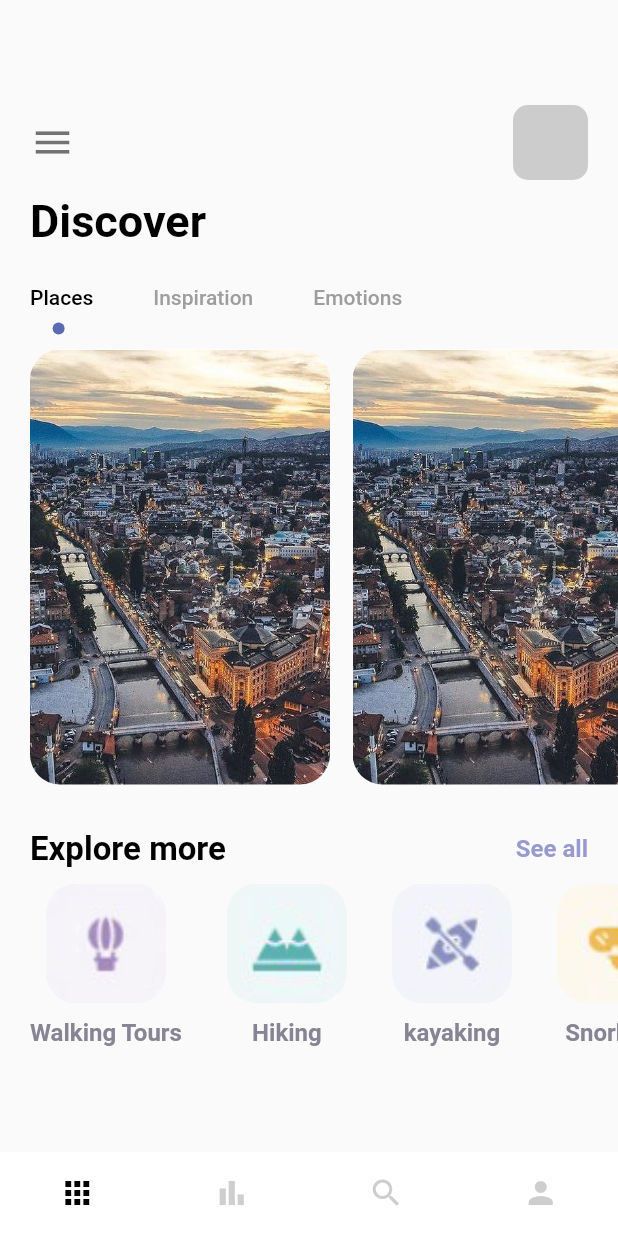
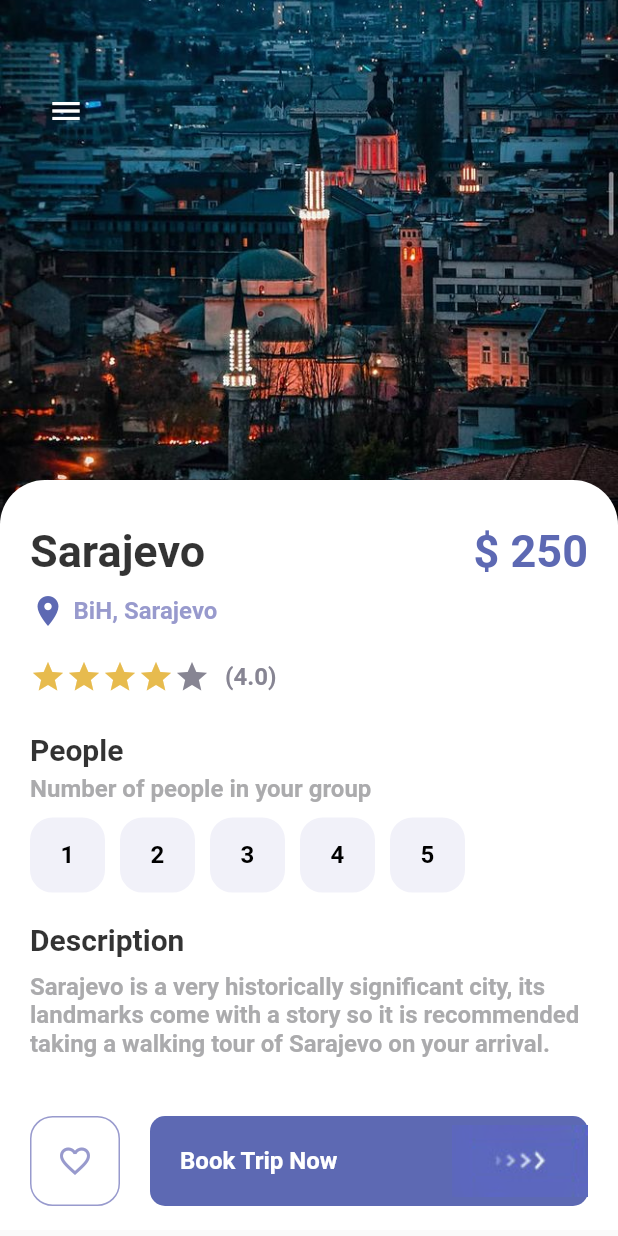
Before and after one commit to taydinadnan/cubitstate, a Flutter app: the screen it shows after launch, on a phone screen of 412 x 824 dp. Run offline on Flutter 3.47's test engine with Material 2 defaults, Android fonts, the phone set to English and light mode, and no system bars.

Commit message:
App Design done,

```diff
--- a/lib/main.dart
+++ b/lib/main.dart
@@ -1,5 +1,7 @@
-import 'package:cubitstate/nav_pages/main_page.dart';
+import 'package:cubitstate/pages/detail_page.dart';
 import 'package:flutter/material.dart';
+
+import 'pages/nav_pages/main_page.dart';
 
 void main() {
   runApp(const MyApp());
@@ -14,18 +16,9 @@ class MyApp extends StatelessWidget {
     return MaterialApp(
       title: 'Flutter Demo',
       theme: ThemeData(
-        // This is the theme of your application.
-        //
-        // Try running your application with "flutter run". You'll see the
-        // application has a blue toolbar. Then, without quitting the app, try
-        // changing the primarySwatch below to Colors.green and then invoke
-        // "hot reload" (press "r" in the console where you ran "flutter run",
-        // or simply save your changes to "hot reload" in a Flutter IDE).
-        // Notice that the counter didn't reset back to zero; the application
-        // is not restarted.
         primarySwatch: Colors.blue,
       ),
-      home: MainPage(),
+      home: DetailedPage(),
     );
   }
 }
--- /dev/null
+++ b/lib/pages/detail_page.dart
@@ -0,0 +1,188 @@
+import 'package:cubitstate/colors.dart';
+import 'package:cubitstate/widgets/app_buttons.dart';
+import 'package:cubitstate/widgets/app_large_text.dart';
+import 'package:cubitstate/widgets/app_text.dart';
+import 'package:cubitstate/widgets/responsive_button.dart';
+import 'package:flutter/material.dart';
+
+class DetailedPage extends StatefulWidget {
+  DetailedPage({Key? key}) : super(key: key);
+
+  @override
+  _DetailedPageState createState() => _DetailedPageState();
+}
+
+class _DetailedPageState extends State<DetailedPage> {
+  int gottonStars = 4;
+  int selectedIndex = -1;
+  @override
+  Widget build(BuildContext context) {
+    return Scaffold(
+      body: Container(
+        width: double.maxFinite,
+        height: double.maxFinite,
+        child: Stack(
+          children: [
+            Positioned(
+              child: Container(
+                width: double.maxFinite,
+                height: 350,
+                decoration: const BoxDecoration(
+                  image: DecorationImage(
+                    fit: BoxFit.cover,
+                    image: AssetImage('images/sarajevo.jpg'),
+                  ),
+                ),
+              ),
+            ),
+            Positioned(
+              left: 20,
+              top: 50,
+              child: Row(
+                children: [
+                  IconButton(
+                    onPressed: () {},
+                    icon: const Icon(Icons.menu),
+                    color: Colors.white,
+                  ),
+                ],
+              ),
+            ),
+            Positioned(
+              top: 320,
+              child: Container(
+                padding: const EdgeInsets.only(left: 20, right: 20, top: 30),
+                width: MediaQuery.of(context).size.width,
+                height: 500,
+                decoration: const BoxDecoration(
+                  color: Colors.white,
+                  borderRadius: BorderRadius.only(
+                    topRight: Radius.circular(30),
+                    topLeft: Radius.circular(30),
+                  ),
+                ),
+                child: Column(
+                  crossAxisAlignment: CrossAxisAlignment.start,
+                  children: [
+                    Row(
+                      mainAxisAlignment: MainAxisAlignment.spaceBetween,
+                      children: [
+                        AppLargeText(
+                            text: 'Sarajevo',
+                            color: Colors.black.withOpacity(0.8)),
+                        AppLargeText(
+                            text: '\$ 250', color: AppColors.mainColor),
+                      ],
+                    ),
+                    const SizedBox(height: 10),
+                    Row(
+                      children: [
+                        Icon(Icons.location_on, color: AppColors.mainColor),
+                        const SizedBox(width: 5),
+                        AppText(
+                            text: 'BiH, Sarajevo', color: AppColors.textColor1)
+                      ],
+                    ),
+                    const SizedBox(height: 20),
+                    Row(
+                      children: [
+                        Wrap(
+                          children: List.generate(
+                            5,
+                            (index) {
+                              return Icon(Icons.star,
+                                  color: index < gottonStars
+                                      ? AppColors.starColor
+                                      : AppColors.textColor2);
+                            },
+                          ),
+                        ),
+                        const SizedBox(
+                          width: 10,
+                        ),
+                        AppText(text: '(4.0)', color: AppColors.textColor2),
+                      ],
+                    ),
+                    const SizedBox(height: 25),
+                    AppLargeText(
+                      text: 'People',
+                      color: Colors.black.withOpacity(0.8),
+                      size: 20,
+                    ),
+                    const SizedBox(height: 5),
+                    AppText(
+                      text: 'Number of people in your group',
+                      color: AppColors.mainTextColor,
+                    ),
+                    const SizedBox(height: 10),
+                    Wrap(
+                      children: List.generate(
+                        5,
+                        (index) {
+                          return InkWell(
+                            onTap: () {
+                              setState(() {
+                                selectedIndex = index;
+                              });
+                            },
+                            child: Container(
+                              margin: const EdgeInsets.only(right: 10),
+                              child: AppButton(
+                                backgroundColor: selectedIndex == index
+                                    ? Colors.black
+                                    : AppColors.buttonBackground,
+                                borderColor: selectedIndex == index
+                                    ? Colors.black
+                                    : AppColors.buttonBackground,
+                                color: selectedIndex == index
+                                    ? Colors.white
+                                    : Colors.black,
+                                size: 50,
+                                text: (index + 1).toString(),
+                              ),
+                            ),
+                          );
+                        },
+                      ),
+                    ),
+                    const SizedBox(height: 20),
+                    AppLargeText(
+                        text: 'Description',
+                        color: Colors.black.withOpacity(0.8),
+                        size: 20),
+                    const SizedBox(height: 10),
+                    AppText(
+                      text:
+                          'Sarajevo is a very historically significant city, its landmarks come with a story so it is recommended taking a walking tour of Sarajevo on your arrival.',
+                      color: AppColors.mainTextColor,
+                    ),
+                  ],
+                ),
+              ),
+            ),
+            Positioned(
+                bottom: 20,
+                left: 20,
+                right: 20,
+                child: Row(
+                  children: [
+                    AppButton(
+                      size: 60,
+                      color: AppColors.textColor1,
+                      backgroundColor: Colors.white,
+                      borderColor: AppColors.textColor1,
+                      isIcon: true,
+                      icon: Icons.favorite_border,
+                    ),
+                    const SizedBox(width: 20),
+                    ResponsiveButton(
+                      isResponsive: true,
+                    ),
+                  ],
+                ))
+          ],
+        ),
+      ),
+    );
+  }
+}
--- /dev/null
+++ b/lib/widgets/app_buttons.dart
@@ -0,0 +1,48 @@
+import 'package:cubitstate/widgets/app_text.dart';
+import 'package:flutter/material.dart';
+
+import '../colors.dart';
+
+class AppButton extends StatelessWidget {
+  final Color color;
+  String? text;
+  IconData? icon;
+  final Color backgroundColor;
+  double size;
+  final Color borderColor;
+  bool? isIcon;
+
+  AppButton(
+      {Key? key,
+      this.isIcon = false,
+      this.text = 'hi',
+      this.icon,
+      required this.size,
+      required this.color,
+      required this.backgroundColor,
+      required this.borderColor})
+      : super(key: key);
+
+  @override
+  Widget build(BuildContext context) {
+    return Container(
+      width: size,
+      height: size,
+      decoration: BoxDecoration(
+          border: Border.all(
+            color: borderColor,
+            width: 1.0,
+          ),
+          borderRadius: BorderRadius.circular(15),
+          color: backgroundColor),
+      child: isIcon == false
+          ? Center(
+              child: AppText(
+                text: text!,
+                color: color,
+              ),
+            )
+          : Center(child: Icon(icon, color: color)),
+    );
+  }
+}
--- a/lib/widgets/responsive_button.dart
+++ b/lib/widgets/responsive_button.dart
@@ -1,4 +1,5 @@
 import 'package:cubitstate/colors.dart';
+import 'package:cubitstate/widgets/app_text.dart';
 import 'package:flutter/material.dart';
 
 class ResponsiveButton extends StatelessWidget {
@@ -8,23 +9,32 @@ class ResponsiveButton extends StatelessWidget {
   ResponsiveButton({
     Key? key,
     this.isResponsive = false,
-    this.width,
+    this.width = 120,
   }) : super(key: key);
 
   @override
   Widget build(BuildContext context) {
-    return Container(
-      width: width,
+    return Flexible(
+      child: Container(
+        width: isResponsive == true ? double.maxFinite : width,
         height: 60,
         decoration: BoxDecoration(
           borderRadius: BorderRadius.circular(10),
           color: AppColors.mainColor,
         ),
         child: Row(
-        mainAxisAlignment: MainAxisAlignment.center,
+          mainAxisAlignment: isResponsive == true
+              ? MainAxisAlignment.spaceBetween
+              : MainAxisAlignment.center,
           children: [
+            isResponsive == true
+                ? Container(
+                    margin: const EdgeInsets.only(left: 20),
+                    child: AppText(text: 'Book Trip Now', color: Colors.white))
+                : Container(),
             Image.asset('images/button-one.png'),
           ],
+        ),
       ),
     );
   }
```
Also changed, not shown: lib/pages/nav_pages/main_page.dart (renamed from lib/nav_pages/main_page.dart, +5 -4 lines), lib/pages/home_page.dart (renamed from lib/nav_pages/home_page.dart), lib/pages/nav_pages/bar_item_page.dart (renamed from lib/nav_pages/bar_item_page.dart), lib/pages/nav_pages/my_page.dart (renamed from lib/nav_pages/my_page.dart), lib/pages/nav_pages/search_page.dart (renamed from lib/nav_pages/search_page.dart). Lines whose indentation alone changed are shown as unchanged.
